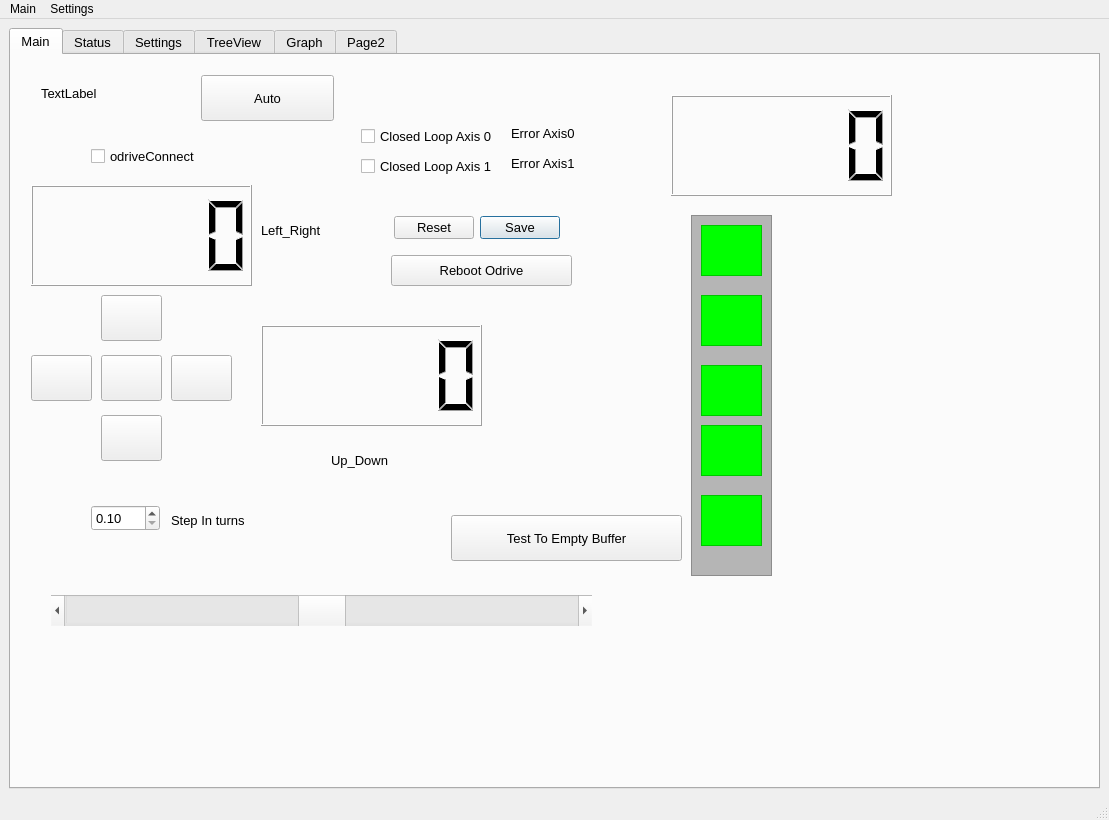
Old version of the form gui/mainwindow2.ui in the repository HK-AutoPlant/Gantry.
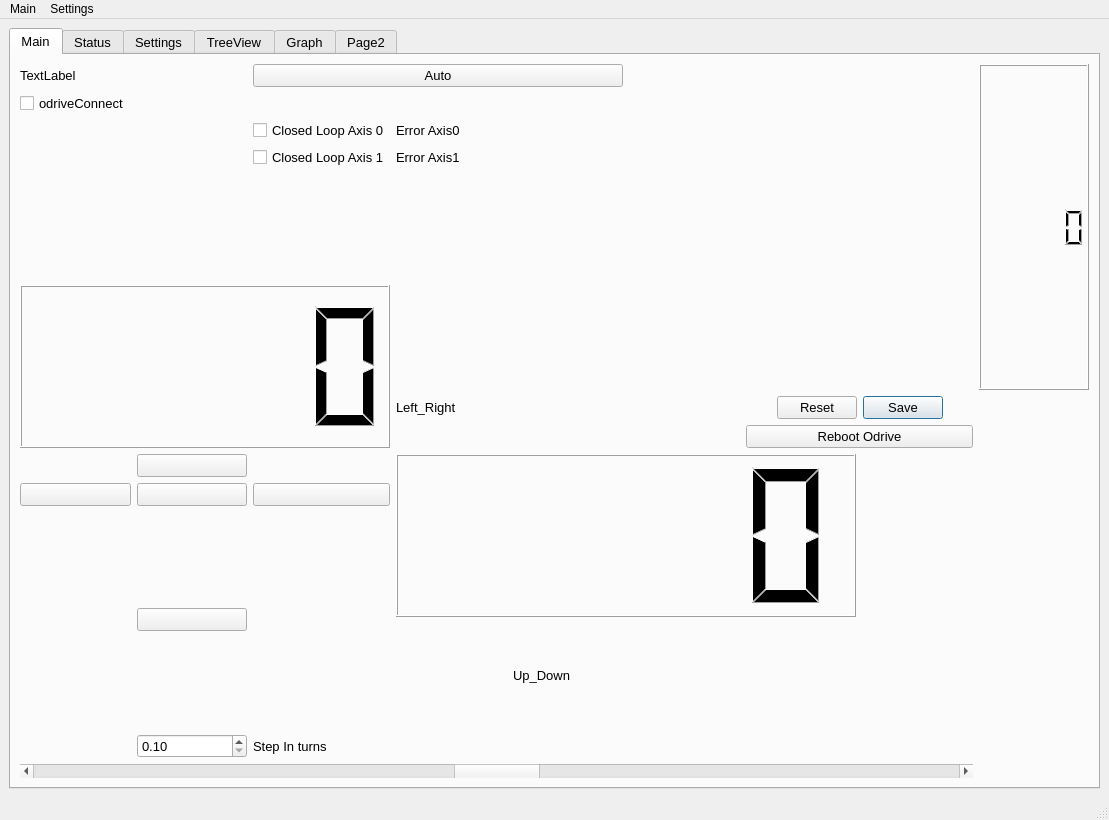
New version of the form. The open tabs and pages were chosen to show the change. Icons and pictures are not drawn. Custom widgets are drawn as their Qt base class.

Commit message: försöker fixa grids v1

```diff
--- a/gui/mainwindow2.ui
+++ b/gui/mainwindow2.ui
@@ -29,461 +29,186 @@
        <attribute name="title">
         <string>Main</string>
        </attribute>
-       <widget class="QFrame" name="frame_big">
-        <property name="geometry">
-         <rect>
-          <x>680</x>
-          <y>160</y>
-          <width>81</width>
-          <height>361</height>
-         </rect>
-        </property>
-        <property name="styleSheet">
-         <string notr="true">background-color:rgb(181, 181, 181)</string>
-        </property>
-        <property name="frameShape">
-         <enum>QFrame::StyledPanel</enum>
-        </property>
-        <property name="frameShadow">
-         <enum>QFrame::Raised</enum>
-        </property>
-        <widget class="QFrame" name="frame_1">
-         <property name="geometry">
-          <rect>
-           <x>10</x>
-           <y>10</y>
-           <width>61</width>
-           <height>51</height>
-          </rect>
-         </property>
-         <property name="autoFillBackground">
-          <bool>false</bool>
-         </property>
-         <property name="styleSheet">
-          <string notr="true">background-color:rgb(0, 255, 0)</string>
-         </property>
-         <property name="frameShape">
-          <enum>QFrame::StyledPanel</enum>
-         </property>
-         <property name="frameShadow">
-          <enum>QFrame::Raised</enum>
-         </property>
-        </widget>
-        <widget class="QFrame" name="frame_2">
-         <property name="geometry">
-          <rect>
-           <x>10</x>
-           <y>80</y>
-           <width>61</width>
-           <height>51</height>
-          </rect>
-         </property>
-         <property name="autoFillBackground">
-          <bool>false</bool>
-         </property>
-         <property name="styleSheet">
-          <string notr="true">background-color:rgb(0, 255, 0)</string>
-         </property>
-         <property name="frameShape">
-          <enum>QFrame::StyledPanel</enum>
-         </property>
-         <property name="frameShadow">
-          <enum>QFrame::Raised</enum>
-         </property>
-        </widget>
-        <widget class="QFrame" name="frame_3">
-         <property name="geometry">
-          <rect>
-           <x>10</x>
-           <y>150</y>
-           <width>61</width>
-           <height>51</height>
-          </rect>
-         </property>
-         <property name="autoFillBackground">
-          <bool>false</bool>
-         </property>
-         <property name="styleSheet">
-          <string notr="true">background-color:rgb(0, 255, 0)</string>
-         </property>
-         <property name="frameShape">
-          <enum>QFrame::StyledPanel</enum>
-         </property>
-         <property name="frameShadow">
-          <enum>QFrame::Raised</enum>
-         </property>
-        </widget>
-        <widget class="QFrame" name="frame_4">
-         <property name="geometry">
-          <rect>
-           <x>10</x>
-           <y>210</y>
-           <width>61</width>
-           <height>51</height>
-          </rect>
-         </property>
-         <property name="autoFillBackground">
-          <bool>false</bool>
-         </property>
-         <property name="styleSheet">
-          <string notr="true">background-color:rgb(0, 255, 0)</string>
-         </property>
-         <property name="frameShape">
-          <enum>QFrame::StyledPanel</enum>
-         </property>
-         <property name="frameShadow">
-          <enum>QFrame::Raised</enum>
-         </property>
-        </widget>
-        <widget class="QFrame" name="frame_5">
-         <property name="geometry">
-          <rect>
-           <x>10</x>
-           <y>280</y>
-           <width>61</width>
-           <height>51</height>
-          </rect>
-         </property>
-         <property name="autoFillBackground">
-          <bool>false</bool>
-         </property>
-         <property name="styleSheet">
-          <string notr="true">background-color:rgb(0, 255, 0)</string>
-         </property>
-         <property name="frameShape">
-          <enum>QFrame::StyledPanel</enum>
-         </property>
-         <property name="frameShadow">
-          <enum>QFrame::Raised</enum>
-         </property>
-        </widget>
-       </widget>
-       <widget class="QLCDNumber" name="lcdPosX">
-        <property name="geometry">
-         <rect>
-          <x>660</x>
-          <y>40</y>
-          <width>221</width>
-          <height>101</height>
-         </rect>
-        </property>
-       </widget>
-       <widget class="QPushButton" name="pushButton_BufferEmptied">
-        <property name="geometry">
-         <rect>
-          <x>440</x>
-          <y>460</y>
-          <width>231</width>
-          <height>46</height>
-         </rect>
-        </property>
-        <property name="text">
-         <string>Test To Empty Buffer</string>
-        </property>
-       </widget>
-       <widget class="QPushButton" name="pushButton_Auto_Manual">
-        <property name="geometry">
-         <rect>
-          <x>190</x>
-          <y>20</y>
-          <width>133</width>
-          <height>46</height>
-         </rect>
-        </property>
-        <property name="text">
-         <string>Auto</string>
-        </property>
-       </widget>
-       <widget class="QPushButton" name="pushButton_Up">
-        <property name="geometry">
-         <rect>
-          <x>90</x>
-          <y>240</y>
-          <width>61</width>
-          <height>46</height>
-         </rect>
-        </property>
-        <property name="text">
-         <string/>
-        </property>
-        <property name="icon">
-         <iconset>
-          <normaloff>up.png</normaloff>up.png</iconset>
-        </property>
-       </widget>
-       <widget class="QPushButton" name="pushButton_Down">
-        <property name="geometry">
-         <rect>
-          <x>90</x>
-          <y>360</y>
-          <width>61</width>
-          <height>46</height>
-         </rect>
-        </property>
-        <property name="text">
-         <string/>
-        </property>
-        <property name="icon">
-         <iconset>
-          <normaloff>down.png</normaloff>down.png</iconset>
-        </property>
-       </widget>
-       <widget class="QLabel" name="batteryVoltage_2">
-        <property name="geometry">
-         <rect>
-          <x>320</x>
-          <y>390</y>
-          <width>111</width>
-          <height>31</height>
-         </rect>
-        </property>
-        <property name="text">
-         <string>Up_Down</string>
-        </property>
-       </widget>
-       <widget class="QLabel" name="batteryVoltage_3">
-        <property name="geometry">
-         <rect>
-          <x>250</x>
-          <y>160</y>
-          <width>111</width>
-          <height>31</height>
-         </rect>
-        </property>
-        <property name="text">
-         <string>Left_Right</string>
-        </property>
-       </widget>
-       <widget class="QLCDNumber" name="lcdPos_Left">
-        <property name="geometry">
-         <rect>
-          <x>250</x>
-          <y>270</y>
-          <width>221</width>
-          <height>101</height>
-         </rect>
-        </property>
-       </widget>
-       <widget class="QCheckBox" name="odriveConnect">
-        <property name="geometry">
-         <rect>
-          <x>80</x>
-          <y>90</y>
-          <width>181</width>
-          <height>23</height>
-         </rect>
-        </property>
-        <property name="text">
-         <string>odriveConnect</string>
-        </property>
-       </widget>
-       <widget class="QPushButton" name="pushButton_Home">
-        <property name="geometry">
-         <rect>
-          <x>90</x>
-          <y>300</y>
-          <width>61</width>
-          <height>46</height>
-         </rect>
-        </property>
-        <property name="text">
-         <string/>
-        </property>
-        <property name="icon">
-         <iconset>
-          <normaloff>home.png</normaloff>home.png</iconset>
-        </property>
-       </widget>
-       <widget class="QLabel" name="batteryVoltage_4">
-        <property name="geometry">
-         <rect>
-          <x>160</x>
-          <y>450</y>
-          <width>121</width>
-          <height>31</height>
-         </rect>
-        </property>
-        <property name="text">
-         <string>Step In turns</string>
-        </property>
-       </widget>
-       <widget class="QLabel" name="batteryVoltage">
-        <property name="geometry">
-         <rect>
-          <x>30</x>
-          <y>30</y>
-          <width>111</width>
-          <height>17</height>
-         </rect>
-        </property>
-        <property name="text">
-         <string>TextLabel</string>
-        </property>
-       </widget>
-       <widget class="QLCDNumber" name="lcdPos_Up">
-        <property name="geometry">
-         <rect>
-          <x>20</x>
-          <y>130</y>
-          <width>221</width>
-          <height>101</height>
-         </rect>
-        </property>
-       </widget>
-       <widget class="QPushButton" name="pushButton_Right">
-        <property name="geometry">
-         <rect>
-          <x>160</x>
-          <y>300</y>
-          <width>61</width>
-          <height>46</height>
-         </rect>
-        </property>
-        <property name="text">
-         <string/>
-        </property>
-        <property name="icon">
-         <iconset>
-          <normaloff>right.png</normaloff>right.png</iconset>
-        </property>
-       </widget>
-       <widget class="QPushButton" name="pushButton_Left">
-        <property name="geometry">
-         <rect>
-          <x>20</x>
-          <y>300</y>
-          <width>61</width>
-          <height>46</height>
-         </rect>
-        </property>
-        <property name="text">
-         <string/>
-        </property>
-        <property name="icon">
-         <iconset>
-          <normaloff>left.png</normaloff>left.png</iconset>
-        </property>
-       </widget>
-       <widget class="QCheckBox" name="closedLoopAxis1CheckBox">
-        <property name="geometry">
-         <rect>
-          <x>350</x>
-          <y>100</y>
-          <width>151</width>
-          <height>23</height>
-         </rect>
-        </property>
-        <property name="text">
-         <string>Closed Loop Axis 1</string>
-        </property>
-       </widget>
-       <widget class="QCheckBox" name="closedLoopAxis0CheckBox">
-        <property name="geometry">
-         <rect>
-          <x>350</x>
-          <y>70</y>
-          <width>151</width>
-          <height>23</height>
-         </rect>
-        </property>
-        <property name="text">
-         <string>Closed Loop Axis 0</string>
-        </property>
-       </widget>
-       <widget class="QDoubleSpinBox" name="stepInTurns">
-        <property name="geometry">
-         <rect>
-          <x>80</x>
-          <y>450</y>
-          <width>69</width>
-          <height>26</height>
-         </rect>
-        </property>
-        <property name="minimum">
-         <double>0.100000000000000</double>
-        </property>
-        <property name="singleStep">
-         <double>0.100000000000000</double>
-        </property>
-       </widget>
-       <widget class="QLabel" name="errorAxis0">
-        <property name="geometry">
-         <rect>
-          <x>500</x>
-          <y>70</y>
-          <width>71</width>
-          <height>17</height>
-         </rect>
-        </property>
-        <property name="text">
-         <string>Error Axis0</string>
-        </property>
-       </widget>
-       <widget class="QLabel" name="errorAxis1">
-        <property name="geometry">
-         <rect>
-          <x>500</x>
-          <y>100</y>
-          <width>71</width>
-          <height>17</height>
-         </rect>
-        </property>
-        <property name="text">
-         <string>Error Axis1</string>
-        </property>
-       </widget>
-       <widget class="QScrollBar" name="posXSlider">
-        <property name="geometry">
-         <rect>
-          <x>40</x>
-          <y>540</y>
-          <width>541</width>
-          <height>31</height>
-         </rect>
-        </property>
-        <property name="maximum">
-         <number>100</number>
-        </property>
-        <property name="value">
-         <number>50</number>
-        </property>
-        <property name="orientation">
-         <enum>Qt::Horizontal</enum>
-        </property>
-       </widget>
-       <widget class="QDialogButtonBox" name="settingsButtons">
-        <property name="geometry">
-         <rect>
-          <x>370</x>
-          <y>150</y>
-          <width>192</width>
-          <height>46</height>
-         </rect>
-        </property>
-        <property name="standardButtons">
-         <set>QDialogButtonBox::Reset|QDialogButtonBox::Save</set>
-        </property>
-        <property name="centerButtons">
-         <bool>true</bool>
-        </property>
-       </widget>
-       <widget class="QPushButton" name="pushButton_Reboot">
-        <property name="geometry">
-         <rect>
-          <x>380</x>
-          <y>200</y>
-          <width>181</width>
-          <height>31</height>
-         </rect>
-        </property>
-        <property name="text">
-         <string>Reboot Odrive</string>
-        </property>
-        <property name="icon">
-         <iconset>
-          <normaloff>right.png</normaloff>right.png</iconset>
-        </property>
-       </widget>
+       <layout class="QGridLayout" name="gridLayout_5">
+        <item row="0" column="0" colspan="2">
+         <widget class="QLabel" name="batteryVoltage">
+          <property name="text">
+           <string>TextLabel</string>
+          </property>
+         </widget>
+        </item>
+        <item row="0" column="8" rowspan="6">
+         <widget class="QLCDNumber" name="lcdPosX"/>
+        </item>
+        <item row="11" column="4" colspan="3">
+         <widget class="QLabel" name="batteryVoltage_2">
+          <property name="text">
+           <string>Up_Down</string>
+          </property>
+         </widget>
+        </item>
+        <item row="8" column="3" rowspan="3" colspan="4">
+         <widget class="QLCDNumber" name="lcdPos_Left"/>
+        </item>
+        <item row="12" column="1">
+         <widget class="QDoubleSpinBox" name="stepInTurns">
+          <property name="minimum">
+           <double>0.100000000000000</double>
+          </property>
+          <property name="singleStep">
+           <double>0.100000000000000</double>
+          </property>
+         </widget>
+        </item>
+        <item row="9" column="0">
+         <widget class="QPushButton" name="pushButton_Left">
+          <property name="text">
+           <string/>
+          </property>
+          <property name="icon">
+           <iconset>
+            <normaloff>left.png</normaloff>left.png</iconset>
+          </property>
+         </widget>
+        </item>
+        <item row="2" column="2">
+         <widget class="QCheckBox" name="closedLoopAxis0CheckBox">
+          <property name="text">
+           <string>Closed Loop Axis 0</string>
+          </property>
+         </widget>
+        </item>
+        <item row="9" column="2">
+         <widget class="QPushButton" name="pushButton_Right">
+          <property name="text">
+           <string/>
+          </property>
+          <property name="icon">
+           <iconset>
+            <normaloff>right.png</normaloff>right.png</iconset>
+          </property>
+         </widget>
+        </item>
+        <item row="13" column="0" colspan="8">
+         <widget class="QScrollBar" name="posXSlider">
+          <property name="maximum">
+           <number>100</number>
+          </property>
+          <property name="value">
+           <number>50</number>
+          </property>
+          <property name="orientation">
+           <enum>Qt::Horizontal</enum>
+          </property>
+         </widget>
+        </item>
+        <item row="2" column="3">
+         <widget class="QLabel" name="errorAxis0">
+          <property name="text">
+           <string>Error Axis0</string>
+          </property>
+         </widget>
+        </item>
+        <item row="1" column="0">
+         <widget class="QCheckBox" name="odriveConnect">
+          <property name="text">
+           <string>odriveConnect</string>
+          </property>
+         </widget>
+        </item>
+        <item row="10" column="1" rowspan="2">
+         <widget class="QPushButton" name="pushButton_Down">
+          <property name="text">
+           <string/>
+          </property>
+          <property name="icon">
+           <iconset>
+            <normaloff>down.png</normaloff>down.png</iconset>
+          </property>
+         </widget>
+        </item>
+        <item row="3" column="2">
+         <widget class="QCheckBox" name="closedLoopAxis1CheckBox">
+          <property name="text">
+           <string>Closed Loop Axis 1</string>
+          </property>
+         </widget>
+        </item>
+        <item row="0" column="2" colspan="3">
+         <widget class="QPushButton" name="pushButton_Auto_Manual">
+          <property name="text">
+           <string>Auto</string>
+          </property>
+         </widget>
+        </item>
+        <item row="5" column="0" rowspan="3" colspan="3">
+         <widget class="QLCDNumber" name="lcdPos_Up"/>
+        </item>
+        <item row="6" column="3" colspan="3">
+         <widget class="QLabel" name="batteryVoltage_3">
+          <property name="text">
+           <string>Left_Right</string>
+          </property>
+         </widget>
+        </item>
+        <item row="8" column="1">
+         <widget class="QPushButton" name="pushButton_Up">
+          <property name="text">
+           <string/>
+          </property>
+          <property name="icon">
+           <iconset>
+            <normaloff>up.png</normaloff>up.png</iconset>
+          </property>
+         </widget>
+        </item>
+        <item row="7" column="6" colspan="2">
+         <widget class="QPushButton" name="pushButton_Reboot">
+          <property name="text">
+           <string>Reboot Odrive</string>
+          </property>
+          <property name="icon">
+           <iconset>
+            <normaloff>right.png</normaloff>right.png</iconset>
+          </property>
+         </widget>
+        </item>
+        <item row="12" column="2" colspan="2">
+         <widget class="QLabel" name="batteryVoltage_4">
+          <property name="text">
+           <string>Step In turns</string>
+          </property>
+         </widget>
+        </item>
+        <item row="9" column="1">
+         <widget class="QPushButton" name="pushButton_Home">
+          <property name="text">
+           <string/>
+          </property>
+          <property name="icon">
+           <iconset>
+            <normaloff>home.png</normaloff>home.png</iconset>
+          </property>
+         </widget>
+        </item>
+        <item row="3" column="3">
+         <widget class="QLabel" name="errorAxis1">
+          <property name="text">
+           <string>Error Axis1</string>
+          </property>
+         </widget>
+        </item>
+        <item row="6" column="6" colspan="2">
+         <widget class="QDialogButtonBox" name="settingsButtons">
+          <property name="standardButtons">
+           <set>QDialogButtonBox::Reset|QDialogButtonBox::Save</set>
+          </property>
+          <property name="centerButtons">
+           <bool>true</bool>
+          </property>
+         </widget>
+        </item>
+       </layout>
       </widget>
       <widget class="QWidget" name="tab_2">
        <attribute name="title">
@@ -546,6 +271,148 @@
          <enum>QFrame::Raised</enum>
         </property>
        </widget>
+       <widget class="QPushButton" name="pushButton_BufferEmptied">
+        <property name="geometry">
+         <rect>
+          <x>190</x>
+          <y>370</y>
+          <width>231</width>
+          <height>46</height>
+         </rect>
+        </property>
+        <property name="text">
+         <string>Test To Empty Buffer</string>
+        </property>
+       </widget>
+       <widget class="QFrame" name="frame_big">
+        <property name="geometry">
+         <rect>
+          <x>430</x>
+          <y>70</y>
+          <width>81</width>
+          <height>361</height>
+         </rect>
+        </property>
+        <property name="styleSheet">
+         <string notr="true">background-color:rgb(181, 181, 181)</string>
+        </property>
+        <property name="frameShape">
+         <enum>QFrame::StyledPanel</enum>
+        </property>
+        <property name="frameShadow">
+         <enum>QFrame::Raised</enum>
+        </property>
+        <widget class="QFrame" name="frame_6">
+         <property name="geometry">
+          <rect>
+           <x>10</x>
+           <y>10</y>
+           <width>61</width>
+           <height>51</height>
+          </rect>
+         </property>
+         <property name="autoFillBackground">
+          <bool>false</bool>
+         </property>
+         <property name="styleSheet">
+          <string notr="true">background-color:rgb(0, 255, 0)</string>
+         </property>
+         <property name="frameShape">
+          <enum>QFrame::StyledPanel</enum>
+         </property>
+         <property name="frameShadow">
+          <enum>QFrame::Raised</enum>
+         </property>
+        </widget>
+        <widget class="QFrame" name="frame_7">
+         <property name="geometry">
+          <rect>
+           <x>10</x>
+           <y>80</y>
+           <width>61</width>
+           <height>51</height>
+          </rect>
+         </property>
+         <property name="autoFillBackground">
+          <bool>false</bool>
+         </property>
+         <property name="styleSheet">
+          <string notr="true">background-color:rgb(0, 255, 0)</string>
+         </property>
+         <property name="frameShape">
+          <enum>QFrame::StyledPanel</enum>
+         </property>
+         <property name="frameShadow">
+          <enum>QFrame::Raised</enum>
+         </property>
+        </widget>
+        <widget class="QFrame" name="frame_8">
+         <property name="geometry">
+          <rect>
+           <x>10</x>
+           <y>150</y>
+           <width>61</width>
+           <height>51</height>
+          </rect>
+         </property>
+         <property name="autoFillBackground">
+          <bool>false</bool>
+         </property>
+         <property name="styleSheet">
+          <string notr="true">background-color:rgb(0, 255, 0)</string>
+         </property>
+         <property name="frameShape">
+          <enum>QFrame::StyledPanel</enum>
+         </property>
+         <property name="frameShadow">
+          <enum>QFrame::Raised</enum>
+         </property>
+        </widget>
+        <widget class="QFrame" name="frame_9">
+         <property name="geometry">
+          <rect>
+           <x>10</x>
+           <y>210</y>
+           <width>61</width>
+           <height>51</height>
+          </rect>
+         </property>
+         <property name="autoFillBackground">
+          <bool>false</bool>
+         </property>
+         <property name="styleSheet">
+          <string notr="true">background-color:rgb(0, 255, 0)</string>
+         </property>
+         <property name="frameShape">
+          <enum>QFrame::StyledPanel</enum>
+         </property>
+         <property name="frameShadow">
+          <enum>QFrame::Raised</enum>
+         </property>
+        </widget>
+        <widget class="QFrame" name="frame_10">
+         <property name="geometry">
+          <rect>
+           <x>10</x>
+           <y>280</y>
+           <width>61</width>
+           <height>51</height>
+          </rect>
+         </property>
+         <property name="autoFillBackground">
+          <bool>false</bool>
+         </property>
+         <property name="styleSheet">
+          <string notr="true">background-color:rgb(0, 255, 0)</string>
+         </property>
+         <property name="frameShape">
+          <enum>QFrame::StyledPanel</enum>
+         </property>
+         <property name="frameShadow">
+          <enum>QFrame::Raised</enum>
+         </property>
+        </widget>
+       </widget>
       </widget>
       <widget class="QWidget" name="tab_3">
        <attribute name="title">
```
Left out of the diff: 4 changed lines with no effect on the pictures. The commit also changes 2 other files.
